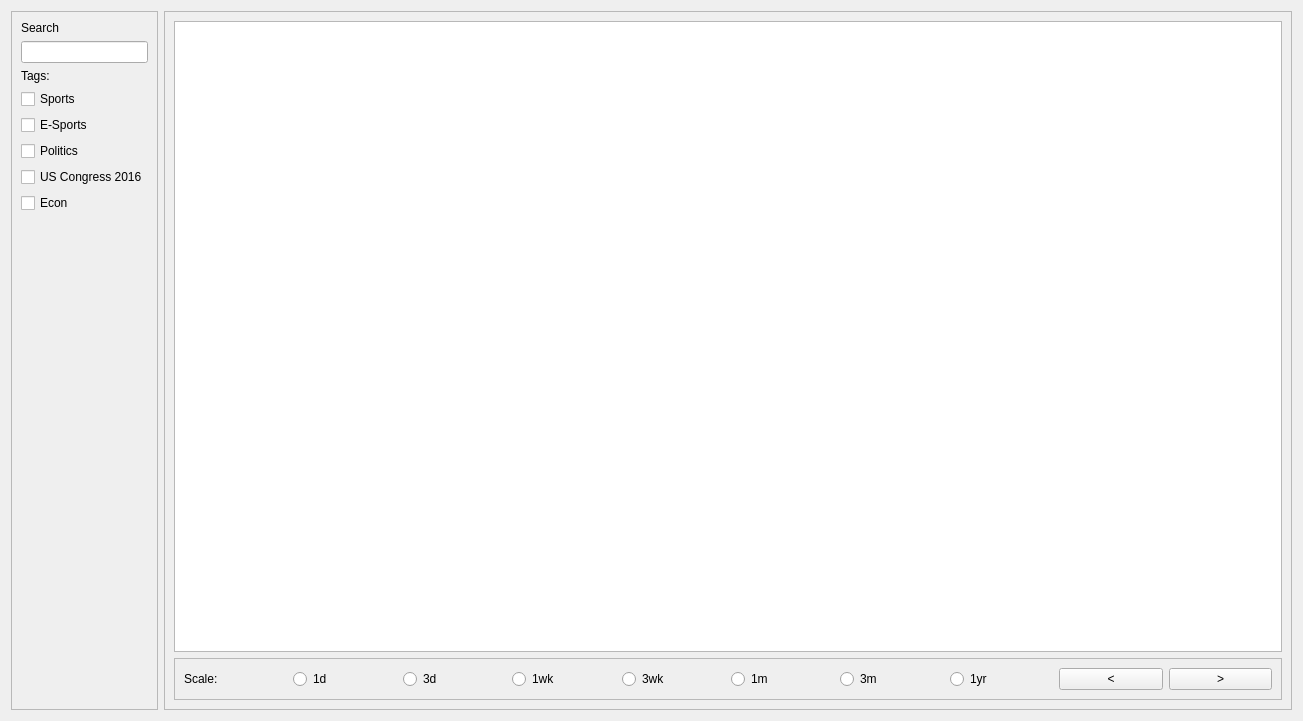
Old version of the form src/qt/forms/marketview.ui in the repository bitjson/hivemind.
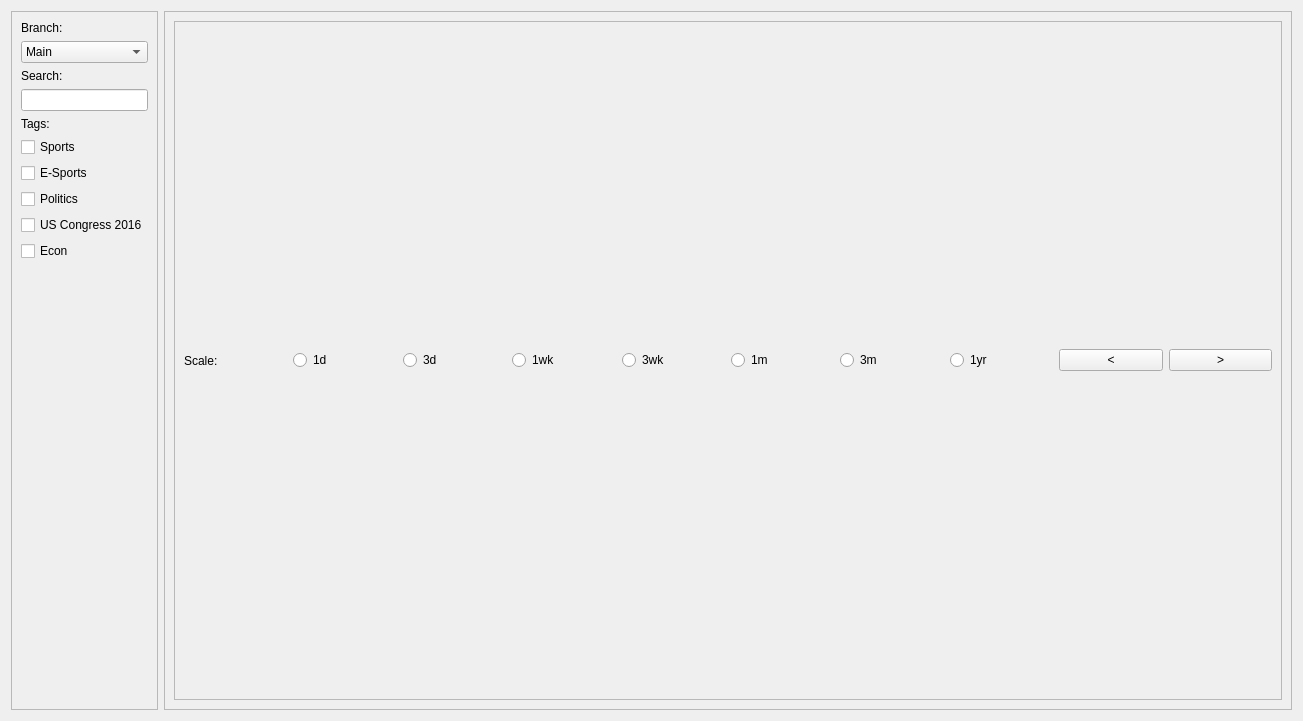
New version of the form.

```diff
--- a/src/qt/forms/marketview.ui
+++ b/src/qt/forms/marketview.ui
@@ -29,10 +29,26 @@
       <enum>QFrame::Raised</enum>
      </property>
      <layout class="QVBoxLayout" name="verticalLayout">
+      <item>
+       <widget class="QLabel" name="label_4">
+        <property name="text">
+         <string>Branch:</string>
+        </property>
+       </widget>
+      </item>
+      <item>
+       <widget class="QComboBox" name="comboBox">
+        <item>
+         <property name="text">
+          <string>Main</string>
+         </property>
+        </item>
+       </widget>
+      </item>
       <item>
        <widget class="QLabel" name="label">
         <property name="text">
-         <string>Search</string>
+         <string>Search:</string>
         </property>
        </widget>
       </item>
@@ -106,9 +122,6 @@
       <enum>QFrame::Raised</enum>
      </property>
      <layout class="QVBoxLayout" name="verticalLayout_2">
-      <item>
-       <widget class="QTableView" name="tableView"/>
-      </item>
       <item>
        <widget class="QFrame" name="frame_3">
         <property name="frameShape">
```
Left out of the diff: 2 changed lines with no effect on the pictures.
